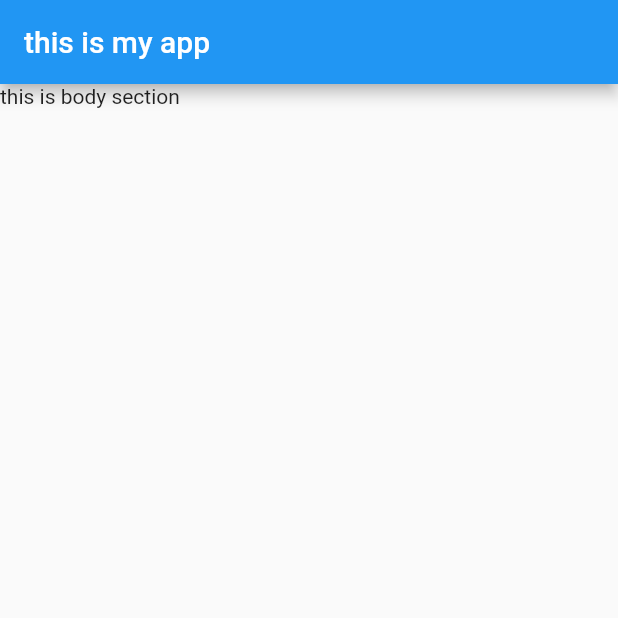
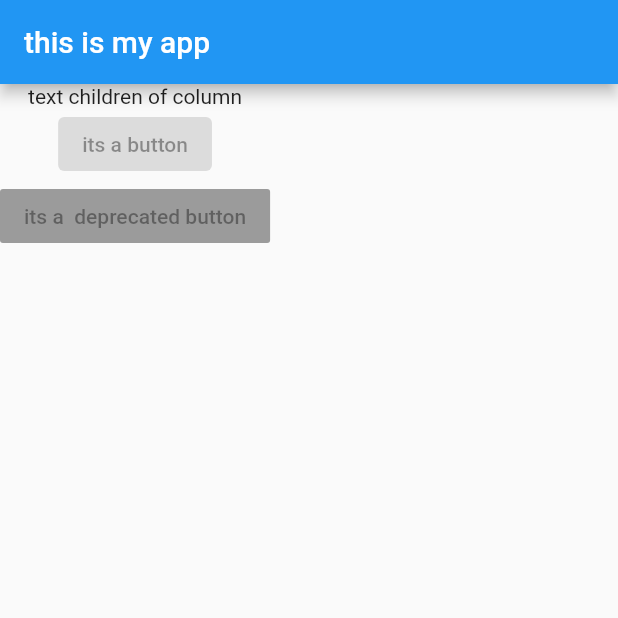
Before and after one commit to barbodnavabi/flutter-and-dart-start, a Flutter app: the screen it shows after launch, on a phone screen of 412 x 824 dp, the top half of it. Run offline on Flutter 3.47's test engine with Material 2 defaults, Android fonts, the phone set to English and light mode, and no system bars.

Commit message:
learning how to use multiple widget and using buttons

```diff
--- a/first_app/lib/main.dart
+++ b/first_app/lib/main.dart
@@ -9,8 +9,22 @@ class MyApp extends StatelessWidget {
     return MaterialApp(
       home: Scaffold(
         appBar: AppBar(
-          title: Text('this is my app'),),
-          body: Text('this is body section'),)
+          title: Text('this is my app'),
+        ),
+        body: Column(
+          children: [
+            Text(' text children of column '),
+            ElevatedButton(
+              onPressed: null,
+              child: Text('its a button'),
+            ),
+            RaisedButton(
+              onPressed: null,
+              child: Text('its a  deprecated button'),
+            ),
+          ],
+        ),
+      ),
     );
   }
 }
```
